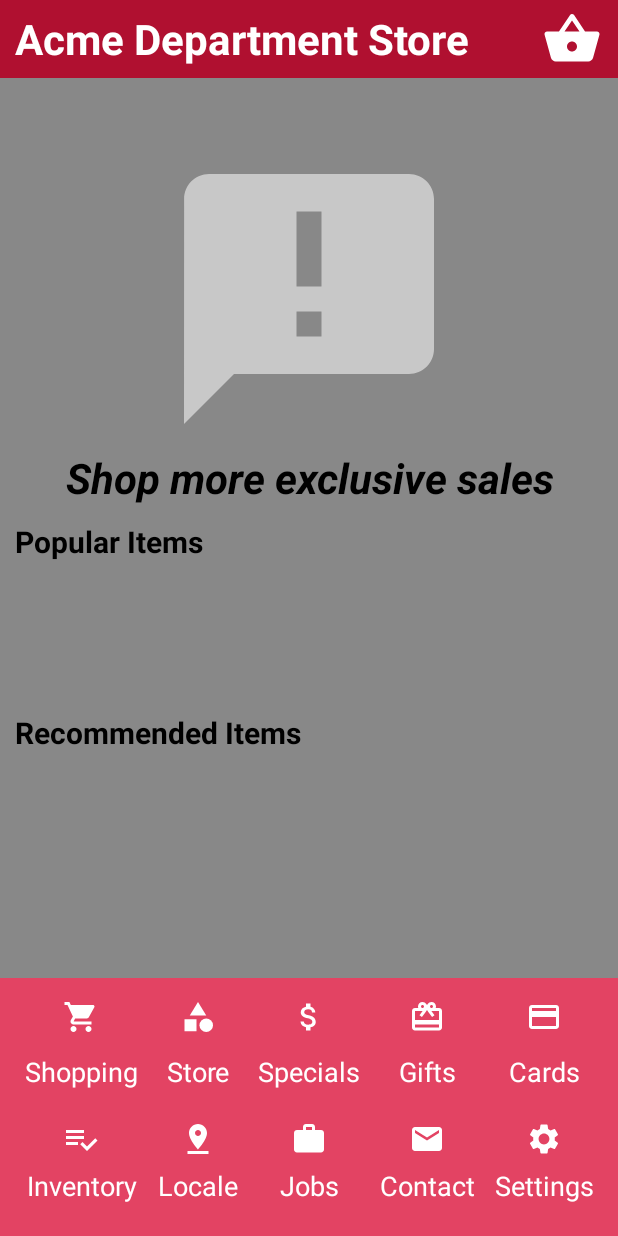
After one commit to forrest-james/ads-app, an Android app: the fragment ShoppingFragment placed in its activity, on a phone screen of 412 x 824 dp. The commit adds this screen. Run offline under Robolectric (Android 15) with nearby library versions, the phone set to English and light mode, and no system bars.

Commit message:
Added Initial Shopping Fragment

```diff
--- a/AcmeDepartmentStore/app/src/main/java/com/ads/app/MainActivity.java
+++ b/AcmeDepartmentStore/app/src/main/java/com/ads/app/MainActivity.java
@@ -30,6 +30,11 @@ public class MainActivity extends AppCompatActivity {
         replaceFragment(R.id.page_container, new NotImplementedFragment(), NotImplementedFragment.FRAGMENT_TAG, null);
     }
 
+    public void navigateToShopping(View view) {
+        _pageTitle.setText("Shopping");
+        replaceFragment(R.id.page_container, new ShoppingFragment(), ShoppingFragment.FRAGMENT_TAG, null);
+    }
+
     public void navigateToDepartments(View view) {
         _pageTitle.setText("Departments");
         replaceFragment(R.id.page_container, new DepartmentsFragment(), DepartmentsFragment.FRAGMENT_TAG, null);
--- a/AcmeDepartmentStore/app/src/main/java/com/ads/app/MainMenuFragment.java
+++ b/AcmeDepartmentStore/app/src/main/java/com/ads/app/MainMenuFragment.java
@@ -34,12 +34,20 @@ public class MainMenuFragment extends Fragment {
 
         // Inflate the layout for this fragment
         View view = inflater.inflate(R.layout.fragment_menu, container, false);
+        MainActivity activity = (MainActivity)getActivity();
+
         View departmentButton = view.findViewById(R.id.departments_menu_nav);
         departmentButton.setOnClickListener(new View.OnClickListener() {
             @Override
             public void onClick(View v) {
-                MainActivity activity = (MainActivity)getActivity();
                 activity.navigateToDepartments(v);
+            }
+        });
+        View shoppingButton = view.findViewById(R.id.shopping_menu_nav);
+        shoppingButton.setOnClickListener(new View.OnClickListener() {
+            @Override
+            public void onClick(View v) {
+                activity.navigateToShopping(v);
             }
         });
         return view;
--- /dev/null
+++ b/AcmeDepartmentStore/app/src/main/java/com/ads/app/ShoppingFragment.java
@@ -0,0 +1,40 @@
+package com.ads.app;
+
+import android.os.Bundle;
+
+import androidx.fragment.app.Fragment;
+
+import android.view.LayoutInflater;
+import android.view.View;
+import android.view.ViewGroup;
+import android.widget.ArrayAdapter;
+import android.widget.ListView;
+
+import java.util.ArrayList;
+import java.util.List;
+
+public class ShoppingFragment extends Fragment {
+
+    public static final String FRAGMENT_TAG = BuildConfig.APPLICATION_ID + ".SHOPPING_FRAGMENT_TAG";
+
+    public ShoppingFragment() {
+        // Required empty public constructor
+    }
+
+    public static ShoppingFragment newInstance() {
+        ShoppingFragment fragment = new ShoppingFragment();
+        return fragment;
+    }
+
+    @Override
+    public void onCreate(Bundle savedInstanceState) {
+        super.onCreate(savedInstanceState);
+    }
+
+    @Override
+    public View onCreateView(LayoutInflater inflater, ViewGroup container,
+                             Bundle savedInstanceState) {
+        // Inflate the layout for this fragment
+        return inflater.inflate(R.layout.fragment_shopping, container, false);
+    }
+}
--- /dev/null
+++ b/AcmeDepartmentStore/app/src/main/res/drawable/ic_baseline_announcement.xml
@@ -0,0 +1,5 @@
+<vector android:autoMirrored="true" android:height="200dp"
+    android:tint="#C8C8C8" android:viewportHeight="24"
+    android:viewportWidth="24" android:width="200dp" xmlns:android="http://schemas.android.com/apk/res/android">
+    <path android:fillColor="@android:color/white" android:pathData="M20,2L4,2c-1.1,0 -1.99,0.9 -1.99,2L2,22l4,-4h14c1.1,0 2,-0.9 2,-2L22,4c0,-1.1 -0.9,-2 -2,-2zM13,11h-2L11,5h2v6zM13,15h-2v-2h2v2z"/>
+</vector>
--- a/AcmeDepartmentStore/app/src/main/res/layout/activity_main.xml
+++ b/AcmeDepartmentStore/app/src/main/res/layout/activity_main.xml
@@ -19,9 +19,9 @@
 
         <TextView
             android:id="@+id/pageTitle"
-            android:layout_width="wrap_content"
+            android:layout_width="300dp"
             android:layout_height="match_parent"
-            android:layout_weight="1"
+            android:layout_weight="2"
             android:gravity="start|center_vertical"
             android:paddingLeft="10dp"
             android:text="@string/app_name"
@@ -33,6 +33,7 @@
             android:id="@+id/shopping_cart"
             android:layout_width="wrap_content"
             android:layout_height="match_parent"
+            android:layout_gravity="center_vertical|end"
             android:layout_weight="1"
             android:padding="6dp"
             android:src="@drawable/ic_baseline_shopping_basket"
@@ -70,6 +71,7 @@
             android:layout_height="60dp"
             android:drawableTop="@drawable/ic_baseline_shopping_cart"
             android:gravity="center"
+            android:onClick="navigateToShopping"
             android:text="Shopping"
             android:textColor="@color/white"
             android:textSize="18sp"
--- /dev/null
+++ b/AcmeDepartmentStore/app/src/main/res/layout/fragment_shopping.xml
@@ -0,0 +1,90 @@
+<?xml version="1.0" encoding="utf-8"?>
+<androidx.constraintlayout.widget.ConstraintLayout xmlns:android="http://schemas.android.com/apk/res/android"
+    xmlns:app="http://schemas.android.com/apk/res-auto"
+    xmlns:tools="http://schemas.android.com/tools"
+    android:layout_width="match_parent"
+    android:layout_height="match_parent"
+    android:background="@color/gray">
+
+    <ScrollView
+        android:layout_width="match_parent"
+        android:layout_height="match_parent">
+
+        <LinearLayout
+            android:layout_width="match_parent"
+            android:layout_height="match_parent"
+            android:orientation="vertical"
+            app:layout_constraintEnd_toEndOf="parent"
+            app:layout_constraintStart_toStartOf="parent"
+            app:layout_constraintTop_toTopOf="parent">
+
+            <FrameLayout
+                android:layout_width="match_parent"
+                android:layout_height="275dp"
+                android:layout_margin="10dp">
+
+                <ImageView
+                    android:id="@+id/sale_marquee"
+                    android:layout_width="wrap_content"
+                    android:layout_height="wrap_content"
+                    android:layout_gravity="center"
+                    android:src="@drawable/ic_baseline_announcement" />
+
+                <TextView
+                    android:id="@+id/sale_label"
+                    android:layout_width="match_parent"
+                    android:layout_height="wrap_content"
+                    android:layout_gravity="bottom"
+                    android:gravity="center_horizontal"
+                    android:text="Shop more exclusive sales"
+                    android:textColor="@color/black"
+                    android:textSize="28sp"
+                    android:textStyle="bold|italic" />
+
+            </FrameLayout>
+
+            <TextView
+                android:layout_width="match_parent"
+                android:layout_height="wrap_content"
+                android:paddingLeft="10dp"
+                android:text="Popular Items"
+                android:textColor="@color/black"
+                android:textSize="20sp"
+                android:textStyle="bold" />
+
+            <HorizontalScrollView
+                android:id="@+id/popular_items_scroll"
+                android:layout_width="match_parent"
+                android:layout_height="100dp">
+
+                <LinearLayout
+                    android:layout_width="wrap_content"
+                    android:layout_height="match_parent"
+                    android:orientation="vertical">
+
+                </LinearLayout>
+            </HorizontalScrollView>
+
+            <TextView
+                android:layout_width="match_parent"
+                android:layout_height="wrap_content"
+                android:paddingLeft="10dp"
+                android:text="Recommended Items"
+                android:textColor="@color/black"
+                android:textSize="20sp"
+                android:textStyle="bold" />
+
+            <HorizontalScrollView
+                android:id="@+id/recommended_items_scroll"
+                android:layout_width="match_parent"
+                android:layout_height="100dp">
+
+                <LinearLayout
+                    android:layout_width="wrap_content"
+                    android:layout_height="match_parent"
+                    android:orientation="vertical" />
+            </HorizontalScrollView>
+        </LinearLayout>
+    </ScrollView>
+
+</androidx.constraintlayout.widget.ConstraintLayout>
```
